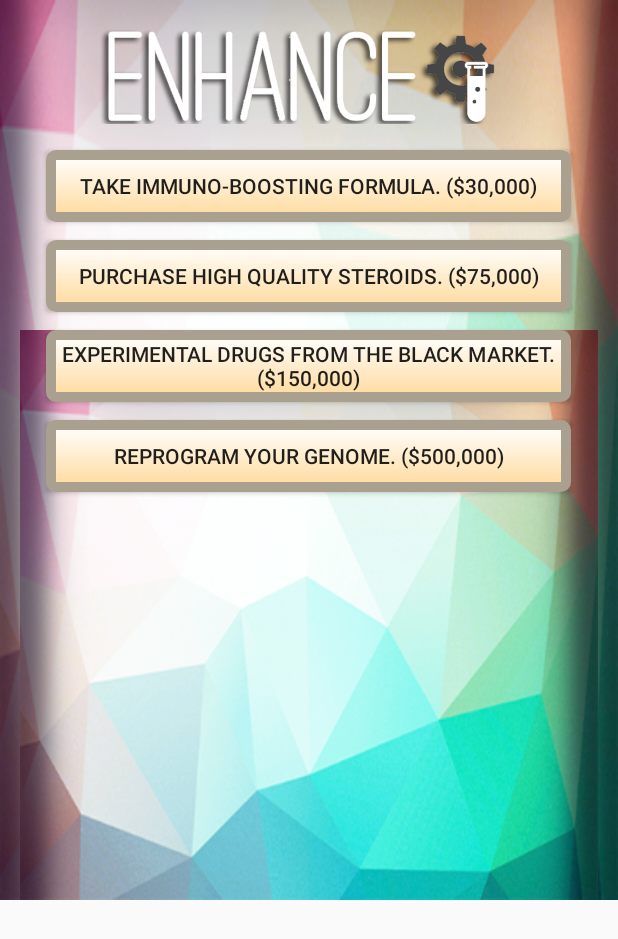
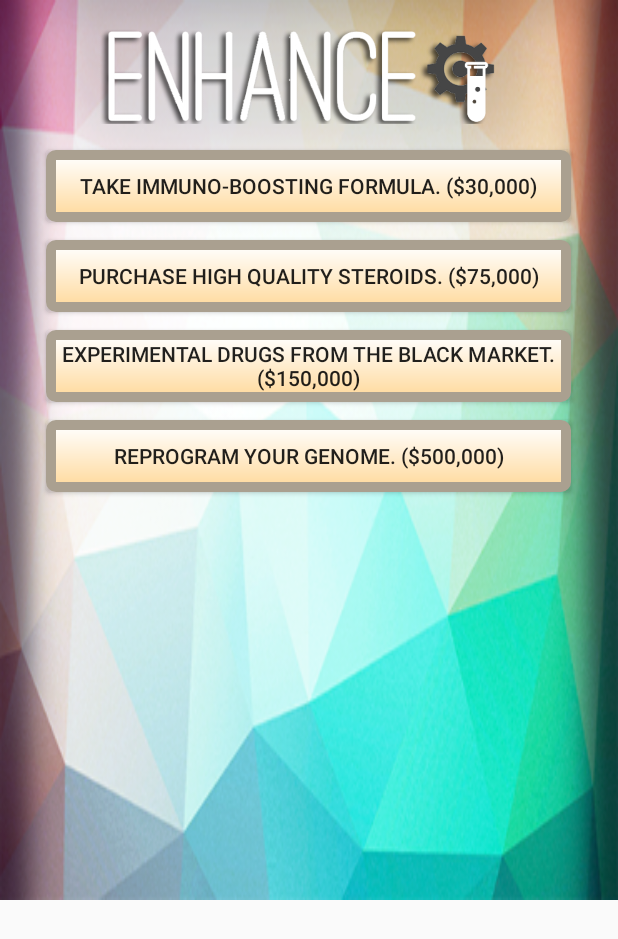
Before and after one commit to DivergentEuropeans/loser-simulator, an Android app: the layout fragment_enhance.xml on its own in the app's theme, with its tools: preview values and no code run, on a phone screen of 412 x 824 dp. Shown: the top 939 px of the screen. Run offline under Robolectric (Android 15) with nearby library versions, the light colour scheme and no system bars.

Commit message:
Fixed UI bug with Enhance fragment
Signed-off-by: Leanid Astrakou <LeanyIA@yahoo.com>

```diff
--- a/MyApplication2/app/src/main/res/layout/fragment_enhance.xml
+++ b/MyApplication2/app/src/main/res/layout/fragment_enhance.xml
@@ -16,19 +16,6 @@
 
 
     <!-- TODO: Update blank fragment layout -->
-    <TextView
-        android:layout_width="385dp"
-
-        android:textColor="#ffffff"
-        android:textAlignment="center"
-        android:gravity="top"
-        android:textSize="35dp"
-        android:textStyle="bold"
-        android:autoText="true"
-
-        android:background="@mipmap/secdefault5"
-        android:layout_height="380dp"
-        android:layout_gravity="center_horizontal|bottom" />
 
     <Button
         android:layout_width="350dp"
```
